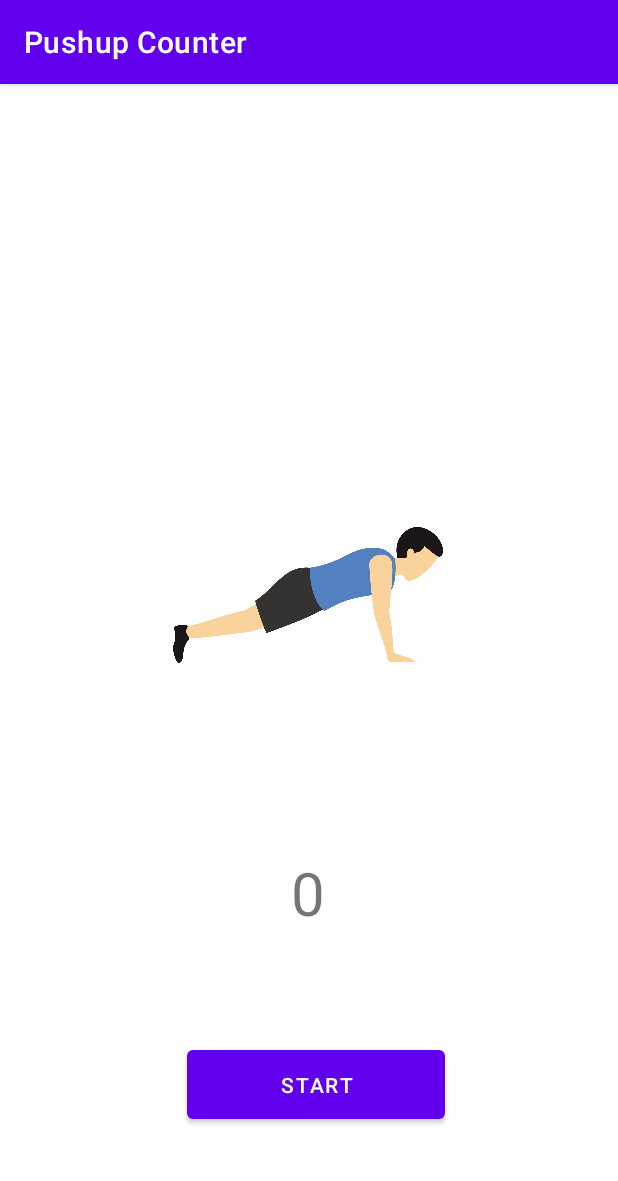
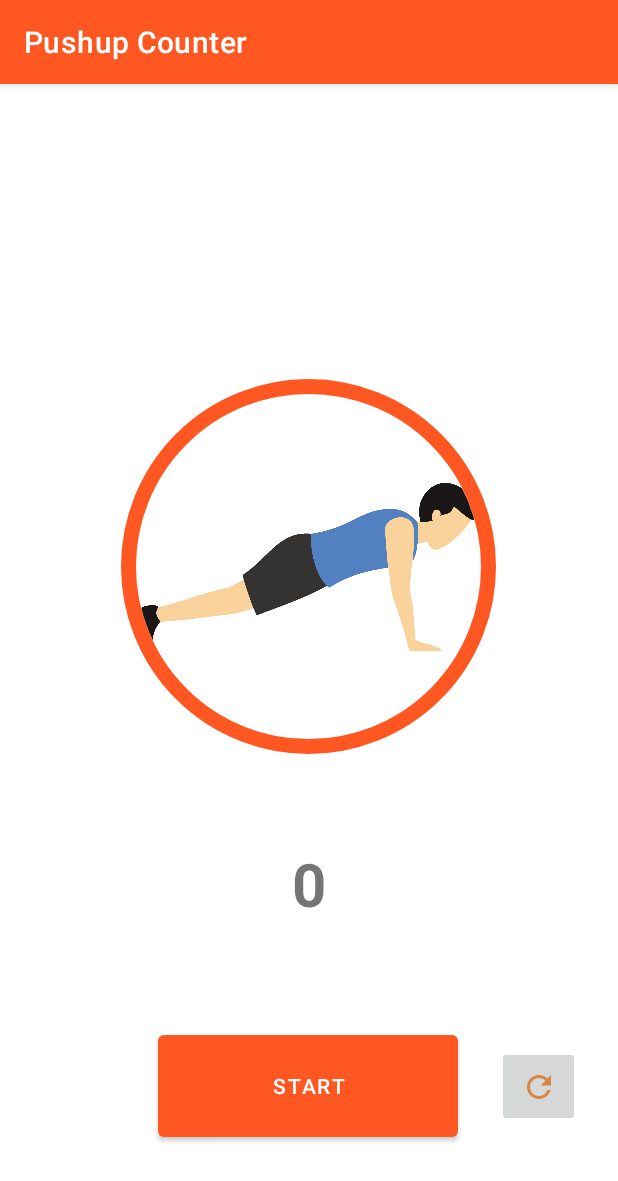
Before and after one commit to ParmuY/PushupCounter, an Android app: the screen it shows after launch (MainActivity), on a phone screen of 412 x 824 dp. Shown: the top 1181 px of the screen. Run offline under Robolectric (Android 15) with nearby library versions, the phone set to English and light mode, and no system bars; our stand-ins replace CircleImageView.

Commit message:
improving the Ui & fix

```diff
--- a/app/build.gradle
+++ b/app/build.gradle
@@ -36,4 +36,7 @@ dependencies {
     testImplementation 'junit:junit:4.+'
     androidTestImplementation 'androidx.test.ext:junit:1.1.2'
     androidTestImplementation 'androidx.test.espresso:espresso-core:3.3.0'
+
+    //dependency for circular image view
+    implementation 'de.hdodenhof:circleimageview:3.1.0'
 }
--- a/app/src/main/java/com/parmu/pushupcounter/MainActivity.java
+++ b/app/src/main/java/com/parmu/pushupcounter/MainActivity.java
@@ -11,6 +11,7 @@ import android.hardware.SensorManager;
 import android.os.Bundle;
 import android.view.View;
 import android.widget.Button;
+import android.widget.ImageButton;
 import android.widget.TextView;
 import android.widget.Toast;
 
@@ -25,6 +26,8 @@ public class MainActivity extends AppCompatActivity{
         setContentView(R.layout.activity_main);
 
         recentPushupsTextView = findViewById(R.id.text_view_count_display);
+        ImageButton refreshButton = findViewById(R.id.button_refresh);
+        refreshButton.setOnClickListener(v -> {numberOfPushups=0; recentPushupsTextView.setText(String.valueOf(numberOfPushups));  });
         Button startCounterButton = findViewById(R.id.button_start_counter);
         startCounterButton.setOnClickListener(v -> {
             Intent iCountup = new Intent(MainActivity.this, CountupActivity.class);
--- /dev/null
+++ b/app/src/main/res/drawable/ic_baseline_refresh.xml
@@ -0,0 +1,5 @@
+<vector android:height="24dp" android:tint="#D98644"
+    android:viewportHeight="24" android:viewportWidth="24"
+    android:width="24dp" xmlns:android="http://schemas.android.com/apk/res/android">
+    <path android:fillColor="#ffffff" android:pathData="M17.65,6.35C16.2,4.9 14.21,4 12,4c-4.42,0 -7.99,3.58 -7.99,8s3.57,8 7.99,8c3.73,0 6.84,-2.55 7.73,-6h-2.08c-0.82,2.33 -3.04,4 -5.65,4 -3.31,0 -6,-2.69 -6,-6s2.69,-6 6,-6c1.66,0 3.14,0.69 4.22,1.78L13,11h7V4l-2.35,2.35z"/>
+</vector>
--- a/app/src/main/res/layout/activity_main.xml
+++ b/app/src/main/res/layout/activity_main.xml
@@ -6,55 +6,52 @@
     android:layout_height="match_parent"
     tools:context=".MainActivity">
 
-    <androidx.cardview.widget.CardView
-        android:id="@+id/cardView_parentof_picture_pushup"
-        android:layout_width="200dp"
-        android:layout_height="200dp"
-        android:layout_centerHorizontal="true"
-        android:layout_centerVertical="true"
-        android:layout_marginTop="240dp"
-        app:cardCornerRadius="100dp"
-        app:cardElevation="0dp"
+    <de.hdodenhof.circleimageview.CircleImageView
+        android:id="@+id/picture_pushup"
+        android:layout_width="250dp"
+        android:layout_height="250dp"
+        android:src="@drawable/solid_pushup_png"
+        app:layout_constraintBottom_toTopOf="@+id/text_view_count_display"
         app:layout_constraintEnd_toEndOf="parent"
-        app:layout_constraintHorizontal_bias="0.498"
+        app:layout_constraintHorizontal_bias="0.496"
         app:layout_constraintStart_toStartOf="parent"
         app:layout_constraintTop_toTopOf="parent"
-        tools:ignore="MissingConstraints"
-
-        >
-
-        <ImageView
-            android:layout_width="match_parent"
-            android:layout_height="match_parent"
-            android:id="@+id/picture_pushup"
-            android:src="@drawable/solid_pushup_png"
-
-             />
-
-    </androidx.cardview.widget.CardView>
+        app:layout_constraintVertical_bias="0.767"
+        app:civ_border_color="#FF5722"
+        app:civ_border_width="10dp"/>
 
     <TextView
         android:id="@+id/text_view_count_display"
         android:layout_width="wrap_content"
         android:layout_height="wrap_content"
+        android:layout_marginBottom="68dp"
         android:text="0"
         android:textSize="40sp"
+        android:textStyle="bold"
         app:layout_constraintBottom_toTopOf="@+id/button_start_counter"
         app:layout_constraintEnd_toEndOf="parent"
-        app:layout_constraintHorizontal_bias="0.498"
-        app:layout_constraintStart_toStartOf="parent"
-        app:layout_constraintTop_toBottomOf="@+id/cardView_parentof_picture_pushup" />
+        app:layout_constraintStart_toStartOf="parent" />
 
     <Button
         android:id="@+id/button_start_counter"
-        android:layout_width="172dp"
-        android:layout_height="58dp"
+        android:layout_width="200dp"
+        android:layout_height="80dp"
+        android:layout_marginBottom="60dp"
         android:text="Start"
         app:layout_constraintBottom_toBottomOf="parent"
         app:layout_constraintEnd_toEndOf="parent"
-        app:layout_constraintHorizontal_bias="0.52"
-        app:layout_constraintStart_toStartOf="parent"
-        app:layout_constraintTop_toBottomOf="@+id/text_view_count_display"
-        app:layout_constraintVertical_bias="0.778" />
+        app:layout_constraintHorizontal_bias="0.497"
+        app:layout_constraintStart_toStartOf="parent" />
+
+    <ImageButton
+        android:layout_width="55dp"
+        android:id="@+id/button_refresh"
+        android:layout_height="54dp"
+        android:src="@drawable/ic_baseline_refresh"
+        app:layout_constraintBottom_toBottomOf="@+id/button_start_counter"
+        app:layout_constraintEnd_toEndOf="parent"
+        app:layout_constraintStart_toEndOf="@+id/button_start_counter"
+        app:layout_constraintTop_toTopOf="@+id/button_start_counter"
+        tools:ignore="MissingConstraints" />
 
 </androidx.constraintlayout.widget.ConstraintLayout>
--- a/app/src/main/res/values/themes.xml
+++ b/app/src/main/res/values/themes.xml
@@ -2,8 +2,8 @@
     <!-- Base application theme. -->
     <style name="Theme.PushupCounter" parent="Theme.MaterialComponents.DayNight.DarkActionBar">
         <!-- Primary brand color. -->
-        <item name="colorPrimary">@color/purple_500</item>
-        <item name="colorPrimaryVariant">@color/purple_700</item>
+        <item name="colorPrimary">#FF5722</item>
+        <item name="colorPrimaryVariant">#A32B05</item>
         <item name="colorOnPrimary">@color/white</item>
         <!-- Secondary brand color. -->
         <item name="colorSecondary">@color/teal_200</item>
```
Also changed, not shown: app/src/main/java/com/parmu/pushupcounter/CountupActivity.java (+2 -5 lines), app/src/main/res/layout/activity_countup.xml (+36 -12 lines), app/src/main/res/drawable/solid_pushup_png.png.
